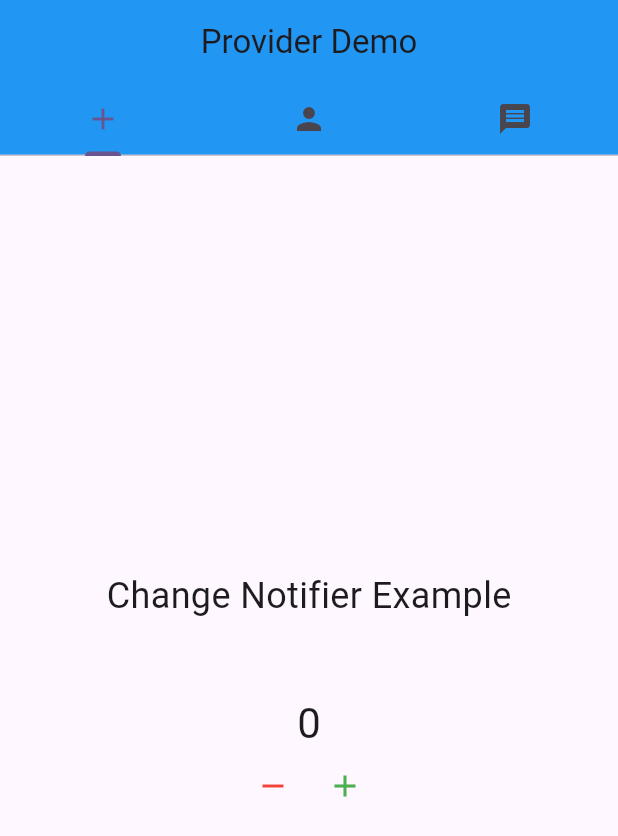
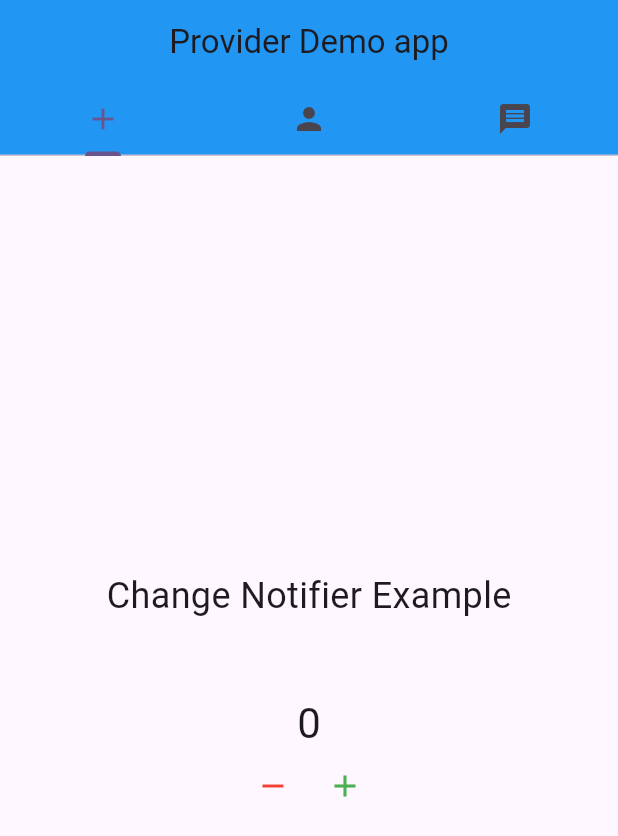
Before and after one commit to TheBaytur/provider_demo, a Flutter app: the screen it shows after launch, on a phone screen of 412 x 824 dp. Shown: the top 836 px of the screen. Run offline on Flutter 3.47's test engine with Material 3 defaults, Android fonts, the phone set to English and light mode, and no system bars.

Commit message:
Provider demo app

```diff
--- a/lib/main.dart
+++ b/lib/main.dart
@@ -35,7 +35,7 @@ class MyApp extends StatelessWidget {
         length: 3,
         child: Scaffold(
           appBar: AppBar(
-            title: const Text('Provider Demo'),
+            title: const Text('Provider Demo app'),
             centerTitle: true,
             backgroundColor: Colors.blue,
             bottom: const TabBar(
```
